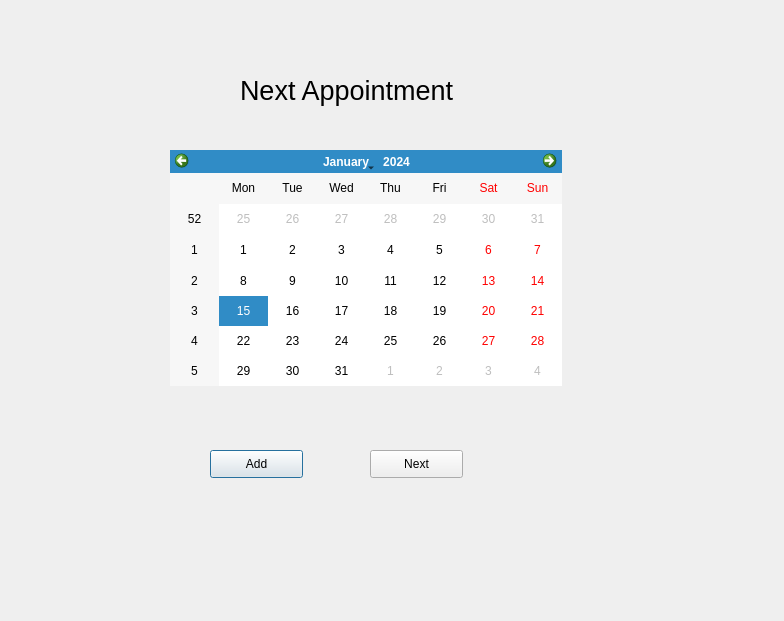
Before: the Qt Designer form appointment.ui in iMPERIAL18/sanidhya_dental_care, drawn with Qt 5.
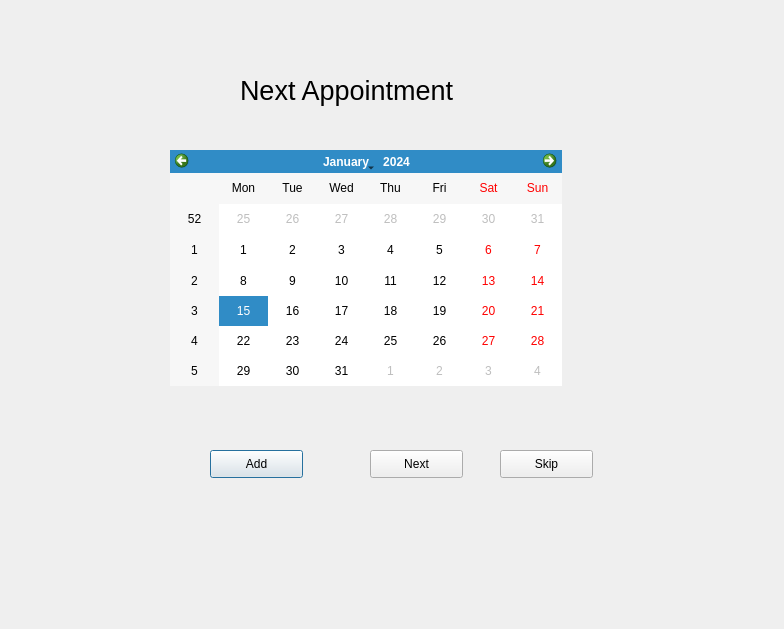
After: the same form once the commit is applied.

Commit message: added skip button in appointment.ui and xray.ui added home button in case.ui added pending button in invoice.ui

Diff of the .ui file:
```diff
--- a/appointment.ui
+++ b/appointment.ui
@@ -7,7 +7,7 @@
     <x>0</x>
     <y>0</y>
     <width>784</width>
-    <height>621</height>
+    <height>629</height>
    </rect>
   </property>
   <property name="windowTitle">
@@ -67,6 +67,19 @@
     <string>Next</string>
    </property>
   </widget>
+  <widget class="QPushButton" name="skipButton">
+   <property name="geometry">
+    <rect>
+     <x>500</x>
+     <y>450</y>
+     <width>93</width>
+     <height>28</height>
+    </rect>
+   </property>
+   <property name="text">
+    <string>Skip</string>
+   </property>
+  </widget>
  </widget>
  <resources/>
  <connections/>
```
The commit also changes 2 other files.
